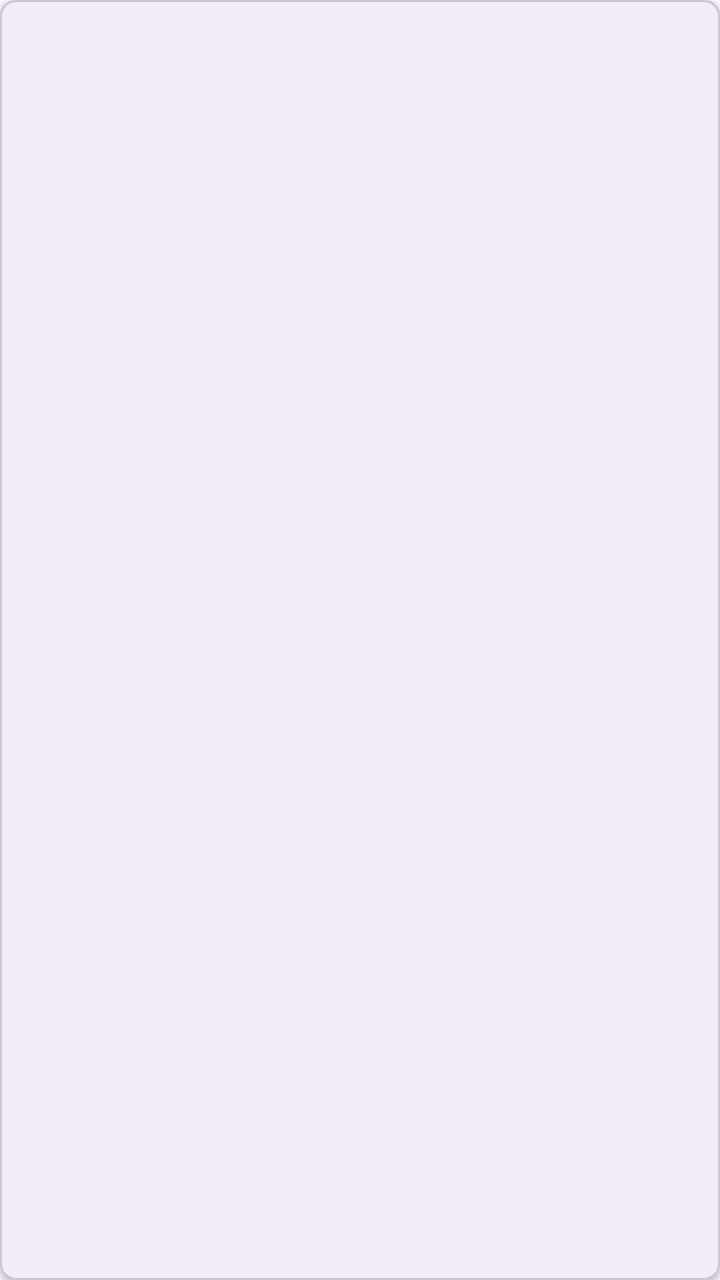
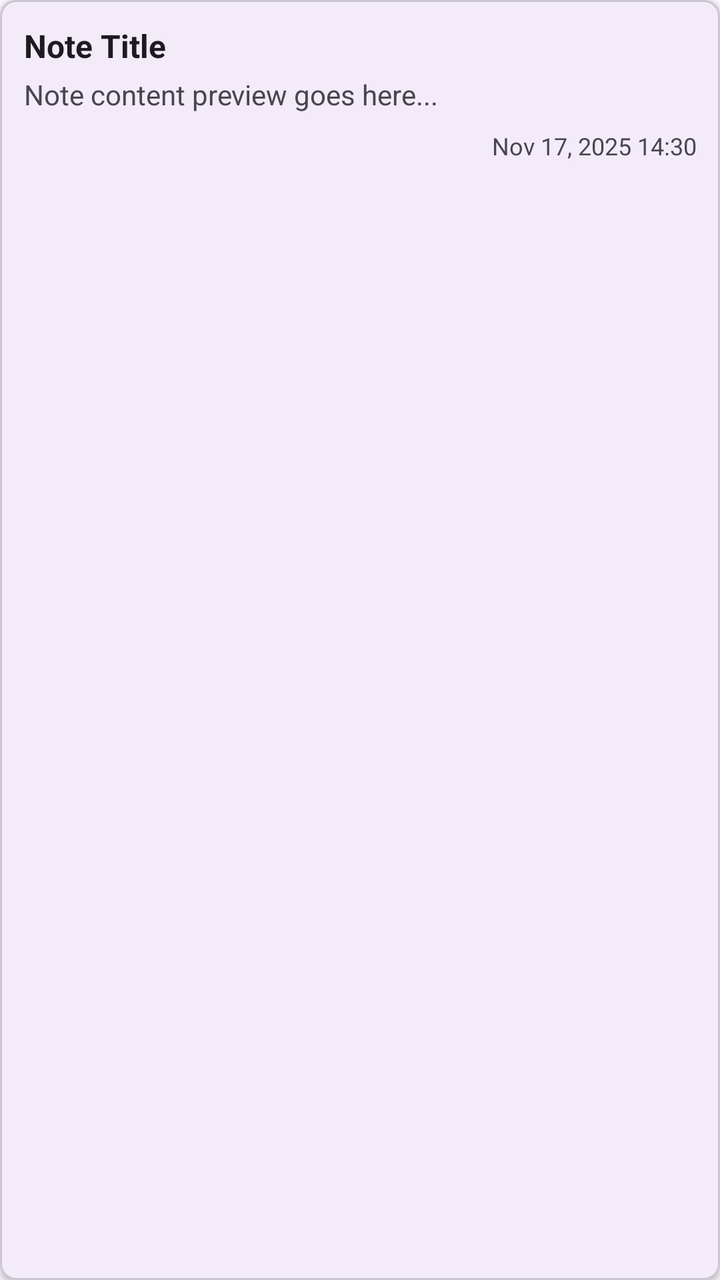

Compare the two renders of this Android layout. The source of the first and the diff that turns it into the second are given below.
<!-- AndroidManifest.xml: application theme Theme.CollabProductivity -->
<!-- res/layout/item_note.xml -->
<?xml version="1.0" encoding="utf-8"?>
<com.google.android.material.card.MaterialCardView
    xmlns:android="http://schemas.android.com/apk/res/android"
    xmlns:app="http://schemas.android.com/apk/res-auto"
    android:id="@+id/note_card"
    android:layout_width="match_parent"
    android:layout_height="wrap_content"
    android:layout_margin="8dp"
    app:cardCornerRadius="8dp"
    app:cardElevation="2dp">

    <LinearLayout
        android:layout_width="match_parent"
        android:layout_height="wrap_content"
        android:orientation="vertical"
        android:padding="16dp">

        <TextView
            android:id="@+id/note_title"
            android:layout_width="match_parent"
            android:layout_height="wrap_content"
            android:textSize="18sp"
            android:textStyle="bold"
            android:textColor="?android:attr/textColorPrimary"
            android:maxLines="2"
            android:ellipsize="end"/>

        <TextView
            android:id="@+id/note_content_preview"
            android:layout_width="match_parent"
            android:layout_height="wrap_content"
            android:layout_marginTop="8dp"
            android:textSize="14sp"
            android:textColor="?android:attr/textColorSecondary"
            android:maxLines="3"
            android:ellipsize="end"/>

        <LinearLayout
            android:layout_width="match_parent"
            android:layout_height="wrap_content"
            android:layout_marginTop="8dp"
            android:orientation="horizontal"
            android:gravity="center_vertical">

            <TextView
                android:id="@+id/note_date"
                android:layout_width="0dp"
                android:layout_height="wrap_content"
                android:layout_weight="1"
                android:textSize="12sp"
                android:textColor="?android:attr/textColorTertiary"/>

            <TextView
                android:id="@+id/text_note_mood"
                android:layout_width="wrap_content"
                android:layout_height="wrap_content"
                android:textSize="12sp"
                android:textColor="?android:attr/textColorPrimary"
                android:visibility="gone"
                android:background="@drawable/mood_background"
                android:padding="4dp"
                android:layout_marginStart="8dp"/>

        </LinearLayout>

    </LinearLayout>

</com.google.android.material.card.MaterialCardView>
<!-- resources referenced by this layout -->
<resources>
  <!-- drawable mood_background (drawable) -->
  <?xml version="1.0" encoding="utf-8"?>
  <shape xmlns:android="http://schemas.android.com/apk/res/android"
      android:shape="rectangle">
  
      <solid android:color="@color/mood_background_color" />
  
      <stroke
          android:width="2dp"
          android:color="@color/mood_border_color" />
  
      <corners android:radius="12dp" />
  
  </shape>
  <style name="Theme.CollabProductivity" parent="Theme.Notionary" />
  <color name="mood_background_color">#F3E5F5</color>
  <color name="mood_border_color">#9C27B0</color>
  <style name="Theme.Notionary" parent="Theme.Material3.DayNight">
          
      </style>
</resources>

<!-- the commit's change to res/layout/item_note.xml (unified diff, before → after) -->
@@ -5,63 +5,74 @@
     android:id="@+id/note_card"
     android:layout_width="match_parent"
     android:layout_height="wrap_content"
-    android:layout_margin="8dp"
+    android:layout_margin="4dp"
     app:cardCornerRadius="8dp"
-    app:cardElevation="2dp">
+    app:cardElevation="2dp"
+    android:clickable="true"
+    android:focusable="true"
+    android:foreground="?android:attr/selectableItemBackground">
 
     <LinearLayout
         android:layout_width="match_parent"
         android:layout_height="wrap_content"
         android:orientation="vertical"
-        android:padding="16dp">
+        android:padding="12dp">
 
-        <TextView
-            android:id="@+id/note_title"
-            android:layout_width="match_parent"
-            android:layout_height="wrap_content"
-            android:textSize="18sp"
-            android:textStyle="bold"
-            android:textColor="?android:attr/textColorPrimary"
-            android:maxLines="2"
-            android:ellipsize="end"/>
-
-        <TextView
-            android:id="@+id/note_content_preview"
-            android:layout_width="match_parent"
-            android:layout_height="wrap_content"
-            android:layout_marginTop="8dp"
-            android:textSize="14sp"
-            android:textColor="?android:attr/textColorSecondary"
-            android:maxLines="3"
-            android:ellipsize="end"/>
-
+        
         <LinearLayout
             android:layout_width="match_parent"
             android:layout_height="wrap_content"
-            android:layout_marginTop="8dp"
             android:orientation="horizontal"
-            android:gravity="center_vertical">
+            android:layout_marginBottom="4dp">
 
             <TextView
-                android:id="@+id/note_date"
+                android:id="@+id/note_title"
                 android:layout_width="0dp"
                 android:layout_height="wrap_content"
                 android:layout_weight="1"
-                android:textSize="12sp"
-                android:textColor="?android:attr/textColorTertiary"/>
+                android:text="Note Title"
+                android:textSize="16sp"
+                android:textStyle="bold"
+                android:textColor="?attr/colorOnSurface"
+                android:maxLines="1"
+                android:ellipsize="end" />
 
             <TextView
                 android:id="@+id/text_note_mood"
                 android:layout_width="wrap_content"
                 android:layout_height="wrap_content"
-                android:textSize="12sp"
-                android:textColor="?android:attr/textColorPrimary"
-                android:visibility="gone"
+                android:layout_marginStart="8dp"
+                android:text="😊"
+                android:textSize="16sp"
                 android:background="@drawable/mood_background"
                 android:padding="4dp"
-                android:layout_marginStart="8dp"/>
+                android:minWidth="32dp"
+                android:gravity="center"
+                android:visibility="gone" />
 
         </LinearLayout>
+
+        
+        <TextView
+            android:id="@+id/note_content_preview"
+            android:layout_width="match_parent"
+            android:layout_height="wrap_content"
+            android:text="Note content preview goes here..."
+            android:textSize="14sp"
+            android:textColor="?attr/colorOnSurfaceVariant"
+            android:maxLines="3"
+            android:ellipsize="end"
+            android:layout_marginBottom="8dp" />
+
+        
+        <TextView
+            android:id="@+id/note_date"
+            android:layout_width="match_parent"
+            android:layout_height="wrap_content"
+            android:text="Nov 17, 2025 14:30"
+            android:textSize="12sp"
+            android:textColor="?attr/colorOnSurfaceVariant"
+            android:gravity="end" />
 
     </LinearLayout>
 
